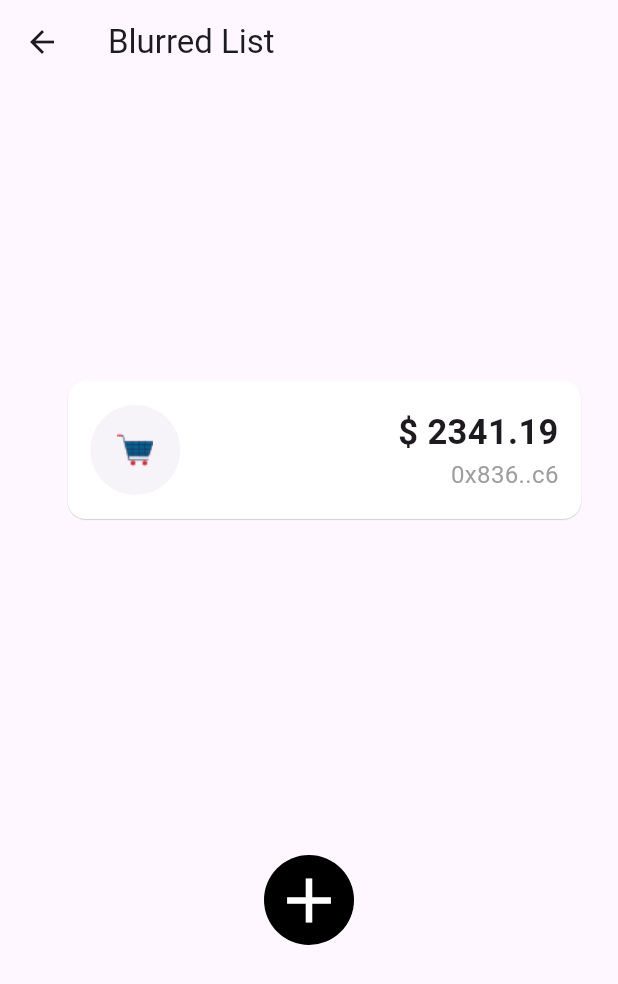
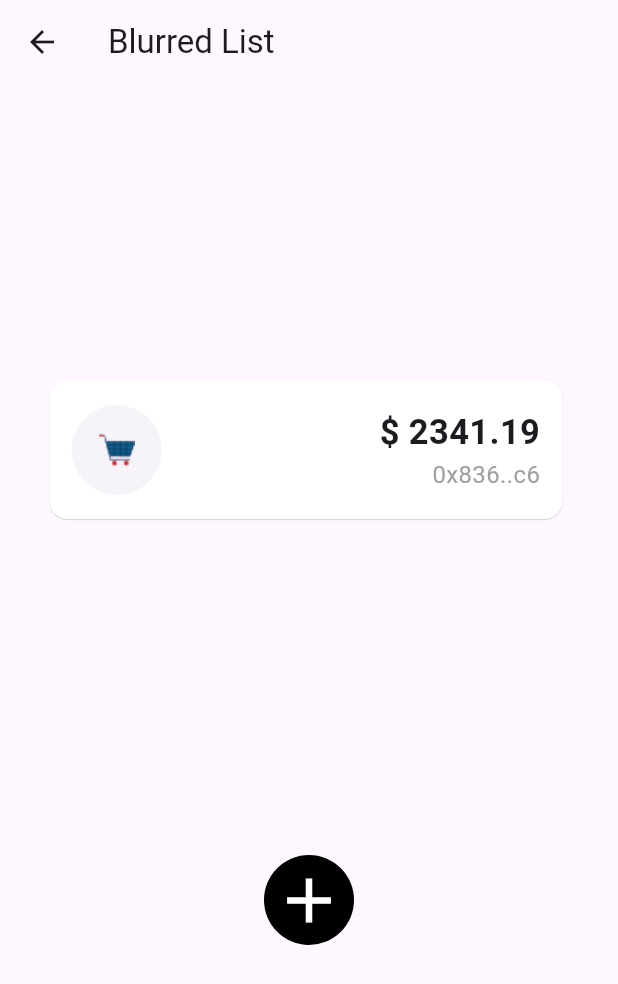
Before and after one commit to prosmaw/flutter_custom_widgets, a Flutter app: the BlurredList screen opened directly, after a tap on the "add" icon, on a phone screen of 412 x 824 dp. Shown: the top 984 px of the screen. Run offline on Flutter 3.47's test engine with Material 3 defaults, Android fonts, the phone set to English and light mode, and no system bars.

Commit message:
blurred list update

```diff
--- a/lib/widgets/blurred_list.dart
+++ b/lib/widgets/blurred_list.dart
@@ -13,30 +13,31 @@ class BlurredList extends StatefulWidget {
 class _BlurredListState extends State<BlurredList>
     with TickerProviderStateMixin {
   late AnimationController positionController = AnimationController(
-      vsync: this, duration: const Duration(milliseconds: 500));
+      vsync: this, duration: const Duration(milliseconds: 250));
 
   Constants constants = Constants();
   double cardHeight = 100;
   double boxHeight = 320;
   double primaryBoxHeight = 380;
-  int next = 0;
+  int next = -1;
 
   List<Animation<double>> cardsPosition = [];
 
   List<BlurredCard> blurredCards = [];
 
   void updateList(double width) async {
-    if (blurredCards.length >= 3) {
+    if (blurredCards.length >= 3 &&
+        next < constants.blurredListComponent.length - 1) {
       setState(() {
-        for (int i = 0; i < 3; i++) {
+        next += 1;
+        for (int i = 0; i < cardsPosition.length; i++) {
           cardsPosition[i] = Tween<double>(
-                  begin: i * (cardHeight + 10),
-                  end: (i - 1) * (cardHeight + 10))
+                  begin: i * (cardHeight + 5), end: (i - 1) * (cardHeight + 5))
               .animate(positionController);
         }
 
         cardsPosition.add(Tween<double>(
-                begin: 3 * (cardHeight + 10), end: (3 - 1) * (cardHeight + 10))
+                begin: 3 * (cardHeight + 5), end: (3 - 1) * (cardHeight + 5))
             .animate(positionController));
 
         blurredCards.add(BlurredCard(
@@ -48,16 +49,16 @@ class _BlurredListState extends State<BlurredList>
         ));
       });
 
-      await positionController.animateTo(1);
-
+      await positionController.forward(from: 0);
+      //await positionController.animateWith(springSimulation);
       setState(() {
         blurredCards.removeAt(0);
         cardsPosition.removeAt(0);
+      });
+    } else if (next < constants.blurredListComponent.length - 1) {
+      setState(() {
         next += 1;
-      });
-    } else {
-      setState(() {
-        cardsPosition.add(AlwaysStoppedAnimation(next * (cardHeight + 10)));
+        cardsPosition.add(AlwaysStoppedAnimation(next * (cardHeight + 5)));
 
         blurredCards.add(BlurredCard(
           width: width,
@@ -66,10 +67,14 @@ class _BlurredListState extends State<BlurredList>
           ref: constants.blurredListComponent[next]["ref"],
           height: cardHeight,
         ));
-
-        next += 1;
       });
     }
+  }
+
+  @override
+  void dispose() {
+    positionController.dispose();
+    super.dispose();
   }
 
   @override
@@ -79,7 +84,10 @@ class _BlurredListState extends State<BlurredList>
       appBar: AppBar(
         title: const Text("Blurred List"),
       ),
-      body: Center(
+      body: AnimatedBuilder(
+          animation: positionController,
+          builder: (context, child) {
+            return Center(
                 child: SizedBox(
               height: primaryBoxHeight,
               width: width,
@@ -87,13 +95,13 @@ class _BlurredListState extends State<BlurredList>
                 children: [
                   ...List.generate(blurredCards.length, (index) {
                     return Positioned(
-                  left: width * 0.1,
+                        left: width * 0.07,
                         top: cardsPosition[index].value,
                         child: blurredCards[index]);
                   }),
                   Align(
                       alignment: Alignment.bottomCenter,
-                child: InkWell(
+                      child: GestureDetector(
                         onTap: () {
                           updateList(width);
                         },
@@ -109,7 +117,8 @@ class _BlurredListState extends State<BlurredList>
                       ))
                 ],
               ),
-      )),
+            ));
+          }),
     );
   }
 }
@@ -133,9 +142,9 @@ class BlurredCard extends StatefulWidget {
 class _BlurredCardState extends State<BlurredCard>
     with TickerProviderStateMixin {
   late AnimationController blurController = AnimationController(
-      vsync: this, duration: const Duration(milliseconds: 500));
+      vsync: this, duration: const Duration(milliseconds: 400));
   late Animation<double> sigmaTween =
-      Tween<double>(begin: 5.0, end: 0).animate(blurController);
+      Tween<double>(begin: 20.0, end: 0).animate(blurController);
   late Animation<double> opacityAnimation =
       Tween<double>(begin: 0, end: 1).animate(blurController);
 
```
Lines whose indentation alone changed are shown as unchanged.
